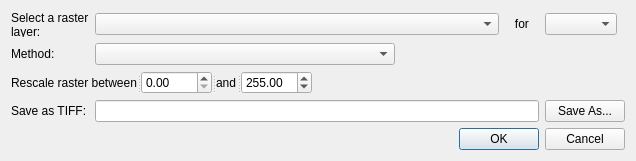
Before: the Qt Designer form pat/gui/rescaleNormalise_dialog_base.ui in CSIRO-Precision-Agriculture/PAT_QGIS_Plugin, drawn with Qt 5.
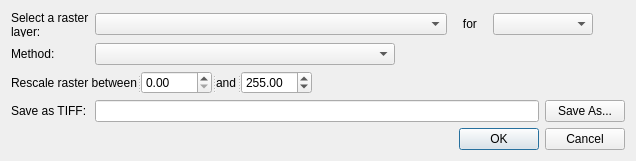
After: the same form once the commit is applied. Custom widgets are drawn as their Qt base class.

Commit message: Combo boxes now show all bands.

Diff of the .ui file:
```diff
--- a/pat/gui/rescaleNormalise_dialog_base.ui
+++ b/pat/gui/rescaleNormalise_dialog_base.ui
@@ -227,7 +227,39 @@
        </property>
       </widget>
      </item>
-     <item row="0" column="5">
+     <item row="0" column="1" colspan="2">
+      <widget class="QgsMapLayerComboBox" name="mcboTargetLayer">
+       <property name="sizePolicy">
+        <sizepolicy hsizetype="Expanding" vsizetype="Fixed">
+         <horstretch>0</horstretch>
+         <verstretch>0</verstretch>
+        </sizepolicy>
+       </property>
+       <property name="minimumSize">
+        <size>
+         <width>300</width>
+         <height>0</height>
+        </size>
+       </property>
+       <property name="filters">
+        <set>QgsMapLayerProxyModel::RasterLayer</set>
+       </property>
+      </widget>
+     </item>
+     <item row="0" column="3">
+      <widget class="QLabel" name="lblBand">
+       <property name="sizePolicy">
+        <sizepolicy hsizetype="Fixed" vsizetype="Fixed">
+         <horstretch>0</horstretch>
+         <verstretch>0</verstretch>
+        </sizepolicy>
+       </property>
+       <property name="text">
+        <string>   for   </string>
+       </property>
+      </widget>
+     </item>
+     <item row="0" column="4" colspan="2">
       <widget class="QComboBox" name="cboBand">
        <property name="sizePolicy">
         <sizepolicy hsizetype="Fixed" vsizetype="Fixed">
@@ -237,7 +269,7 @@
        </property>
        <property name="minimumSize">
         <size>
-         <width>0</width>
+         <width>100</width>
          <height>0</height>
         </size>
        </property>
@@ -255,38 +287,6 @@
        </property>
       </widget>
      </item>
-     <item row="0" column="4">
-      <widget class="QLabel" name="lblBand">
-       <property name="sizePolicy">
-        <sizepolicy hsizetype="Fixed" vsizetype="Fixed">
-         <horstretch>0</horstretch>
-         <verstretch>0</verstretch>
-        </sizepolicy>
-       </property>
-       <property name="text">
-        <string>   for   </string>
-       </property>
-      </widget>
-     </item>
-     <item row="0" column="1" colspan="3">
-      <widget class="QgsMapLayerComboBox" name="mcboTargetLayer">
-       <property name="sizePolicy">
-        <sizepolicy hsizetype="Expanding" vsizetype="Fixed">
-         <horstretch>0</horstretch>
-         <verstretch>0</verstretch>
-        </sizepolicy>
-       </property>
-       <property name="minimumSize">
-        <size>
-         <width>300</width>
-         <height>0</height>
-        </size>
-       </property>
-       <property name="filters">
-        <set>QgsMapLayerProxyModel::RasterLayer</set>
-       </property>
-      </widget>
-     </item>
     </layout>
    </item>
   </layout>
```
Left out of the diff: 2 changed lines with no effect on the pictures. The commit also changes 5 other files.
